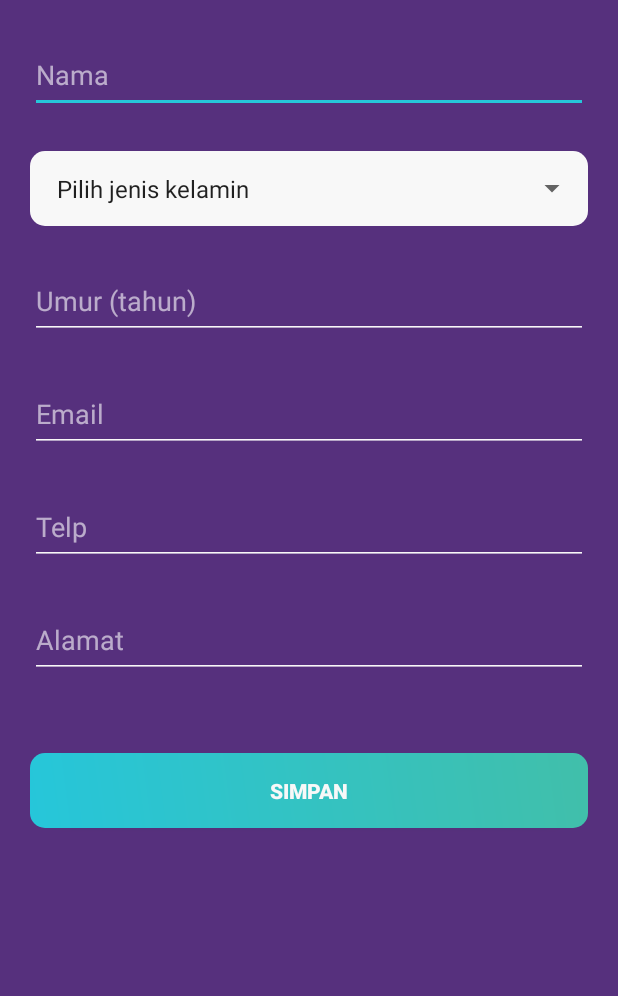
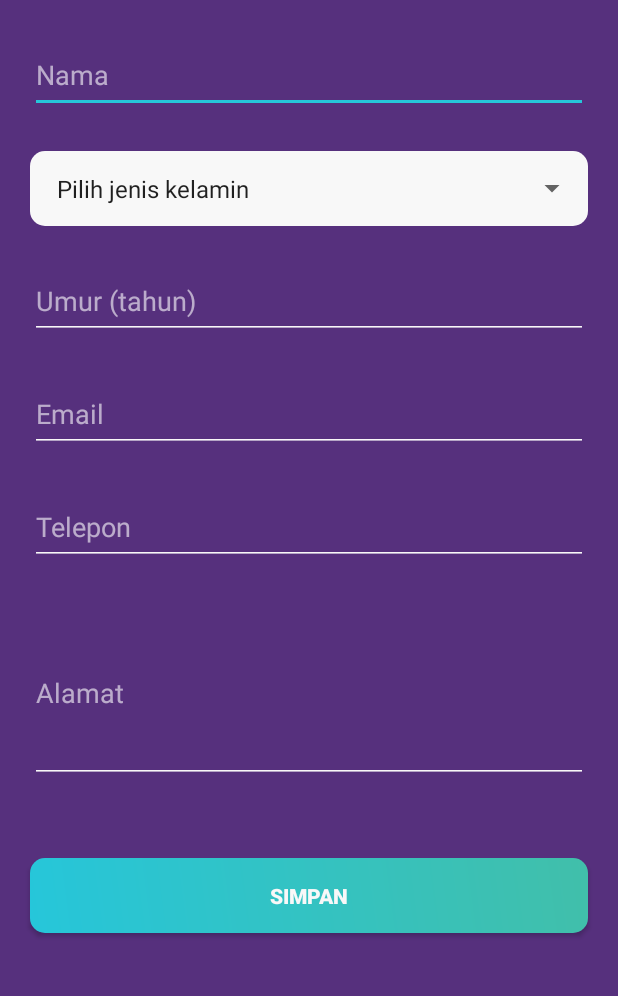
Before and after one commit to abelherl/smkc-bio, an Android app: the screen it shows after launch (MainActivity), on a phone screen of 412 x 824 dp, the part 90-1086 px from its top. Run offline under Robolectric (Android 15) with nearby library versions, the phone set to English and light mode, and no system bars; plain views replace MaterialEditText.

Commit message:
Improved inputs Improved strings

```diff
--- a/app/src/main/res/layout/activity_main.xml
+++ b/app/src/main/res/layout/activity_main.xml
@@ -36,6 +36,7 @@
             android:textColorHint="@color/hint"
             android:hint="@string/nama"
             android:theme="@style/EditText"
+            android:inputType="text"
             />
 
 <!--        <com.rengwuxian.materialedittext.MaterialEditText-->
@@ -87,6 +88,7 @@
             android:textColorHint="@color/hint"
             android:hint="@string/umur"
             android:theme="@style/EditText"
+            android:inputType="number"
             />
 
         <androidx.appcompat.widget.AppCompatEditText
@@ -101,6 +103,7 @@
             android:textColorHint="@color/hint"
             android:hint="@string/email"
             android:theme="@style/EditText"
+            android:inputType="textEmailAddress"
             />
 
         <androidx.appcompat.widget.AppCompatEditText
@@ -115,12 +118,13 @@
             android:textColorHint="@color/hint"
             android:hint="@string/telp"
             android:theme="@style/EditText"
+            android:inputType="phone"
             />
 
         <androidx.appcompat.widget.AppCompatEditText
             android:id="@+id/et_alamat"
             android:layout_width="match_parent"
-            android:layout_height="50dp"
+            android:layout_height="120dp"
             android:layout_marginTop="25dp"
             android:layout_marginLeft="20dp"
             android:layout_marginRight="20dp"
@@ -129,6 +133,7 @@
             android:textColorHint="@color/hint"
             android:hint="@string/alamat"
             android:theme="@style/EditText"
+            android:inputType="textMultiLine"
             />
 
         <androidx.appcompat.widget.AppCompatButton
--- a/app/src/main/res/values/strings.xml
+++ b/app/src/main/res/values/strings.xml
@@ -3,7 +3,7 @@
     <string name="nama">Nama</string>
     <string name="umur">Umur (tahun)</string>
     <string name="email">Email</string>
-    <string name="telp">Telp</string>
+    <string name="telp">Telepon</string>
     <string name="alamat">Alamat</string>
     <string name="simpan">Simpan</string>
     <string name="jk">Jenis Kelamin</string>
```
